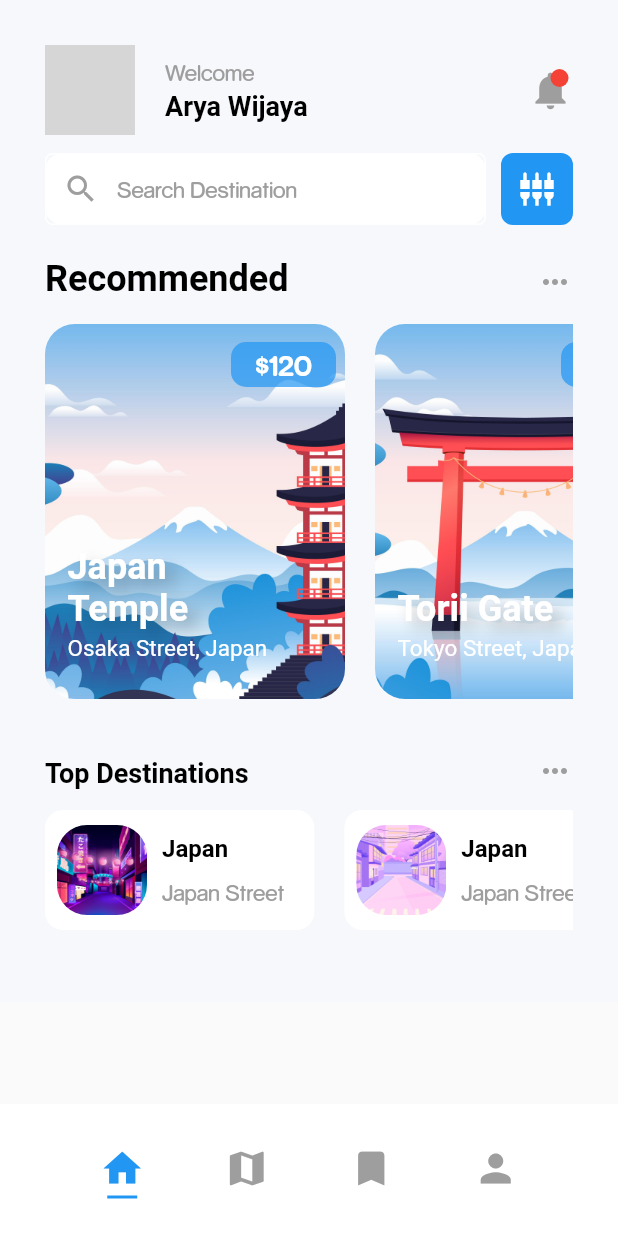
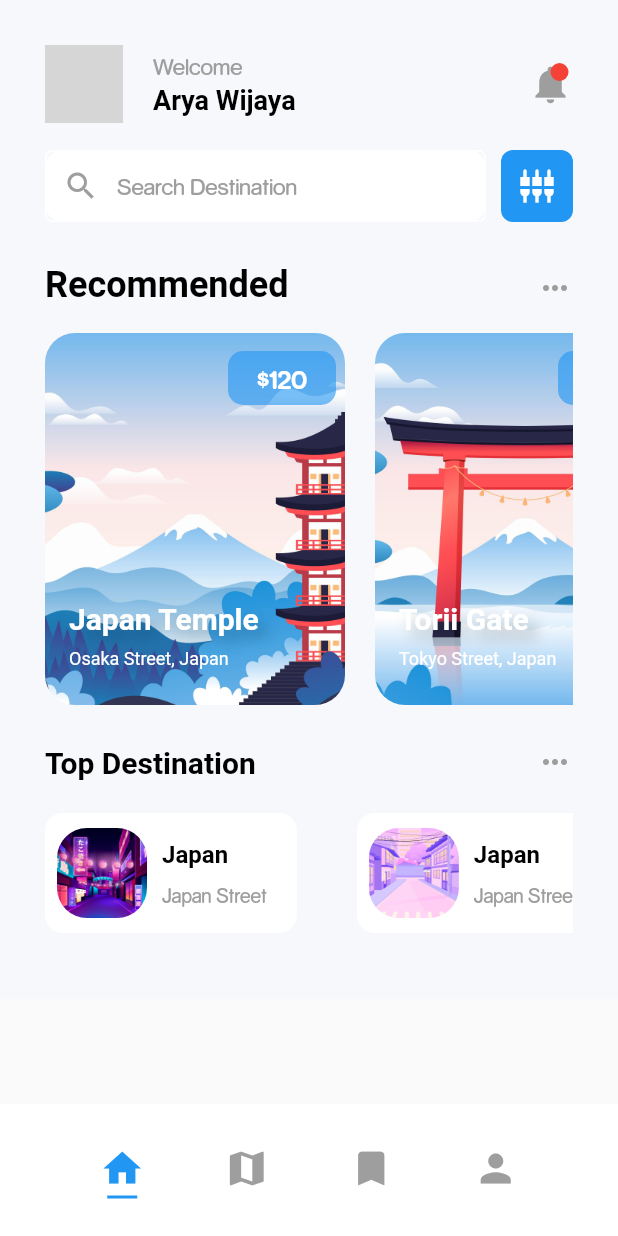
Before and after one commit to jsuarezruiz/flutter-travel-app-challenge, a Flutter app: the screen it shows after launch, on a phone screen of 412 x 824 dp. Run offline on Flutter 3.47's test engine with Material 2 defaults, Android fonts, the phone set to English and light mode, and no system bars; Roboto replaces fonts that are missing (RockoFLF Bold); grey boxes are pictures that could not be loaded.

Commit message:
Small refactorings

```diff
--- a/src/lib/screens/details.dart
+++ b/src/lib/screens/details.dart
@@ -36,7 +36,7 @@ class Details extends StatelessWidget {
             crossAxisAlignment: CrossAxisAlignment.stretch,
             children: [
               ClipRRect(
-                borderRadius: BorderRadius.circular(20),
+                borderRadius: BorderRadius.circular(30),
                 child: Image.asset(
                   destination.image,
                   height: 400,
@@ -288,7 +288,7 @@ class Details extends StatelessWidget {
 
   Widget buildBookWidget(BuildContext context) {
     return Padding(
-      padding: const EdgeInsets.only(top: 20.0),
+      padding: const EdgeInsets.only(top: 24.0),
       child: ConstrainedBox(
         constraints: BoxConstraints.tightFor(
           width: MediaQuery.of(context).size.width,
--- a/src/lib/screens/home.dart
+++ b/src/lib/screens/home.dart
@@ -41,9 +41,8 @@ class _HomeState extends State<Home> {
                 children: [
                   buildProfileWidget(),
                   buildSearchWidget(),
-                  buildRecommendedWidget(
-                      destinationService.recommendedDestinations),
-                  buildTopWidget(destinationService.topDestinations),
+                  buildRecommendedWidget(),
+                  buildTopWidget(),
                 ],
               ),
             ),
@@ -111,7 +110,7 @@ class _HomeState extends State<Home> {
       child: Row(
         children: [
           const CircleAvatar(
-            radius: 30,
+            radius: 26,
             backgroundImage: AssetImage('images/profile.png'),
           ),
           Expanded(
@@ -172,7 +171,7 @@ class _HomeState extends State<Home> {
 
   Widget buildSearchWidget() {
     return Padding(
-      padding: const EdgeInsets.symmetric(vertical: 6),
+      padding: const EdgeInsets.symmetric(vertical: 12),
       child: Row(
         children: [
           const Expanded(
@@ -200,13 +199,18 @@ class _HomeState extends State<Home> {
     );
   }
 
-  Widget buildRecommendedWidget(List<Destination> destinations) {
+  Widget buildRecommendedWidget() {
+    List<Destination> recommendedDestinations =
+        destinationService.recommendedDestinations;
+
     return Padding(
       padding: const EdgeInsets.only(top: 10, bottom: 10),
       child: Column(
         children: [
           Padding(
-              padding: const EdgeInsets.symmetric(vertical: 6.0),
+            padding: const EdgeInsets.symmetric(
+              vertical: 6.0,
+            ),
             child: Row(
               mainAxisAlignment: MainAxisAlignment.end,
               crossAxisAlignment: CrossAxisAlignment.end,
@@ -234,14 +238,17 @@ class _HomeState extends State<Home> {
               ],
             ),
           ),
-            SingleChildScrollView(
+          SizedBox(
+            height: 260.0,
+            child: Padding(
+              padding: const EdgeInsets.only(top: 12.0),
+              child: ListView.builder(
                 scrollDirection: Axis.horizontal,
-              child: Padding(
-                padding: const EdgeInsets.only(top: 10.0, bottom: 10),
-                child: Row(
-                  children: [
-                    for (Destination destination in destinations)
-                      GestureDetector(
+                itemCount: recommendedDestinations.length,
+                itemBuilder: (BuildContext context, int index) {
+                  final Destination destination =
+                      recommendedDestinations[index];
+                  return GestureDetector(
                     onTap: () {
                       Navigator.push(
                         context,
@@ -259,16 +266,18 @@ class _HomeState extends State<Home> {
                         destination: destination,
                       ),
                     ),
-                      ),
-                  ],
+                  );
+                },
               ),
             ),
           ),
         ],
-        ));
+      ),
+    );
   }
 
-  Widget buildTopWidget(List<Destination> destinations) {
+  Widget buildTopWidget() {
+    List<Destination> topDestinations = destinationService.topDestinations;
     return Padding(
         padding: const EdgeInsets.only(top: 10, bottom: 10),
         child: Column(
@@ -281,12 +290,12 @@ class _HomeState extends State<Home> {
                 children: const [
                   Expanded(
                     child: Text(
-                      'Top Destinations',
+                      'Top Destination',
                       style: TextStyle(
                         color: Colors.black,
                         fontFamily: 'RockoFLF Bold',
                         fontWeight: FontWeight.bold,
-                        fontSize: 18,
+                        fontSize: 20,
                       ),
                     ),
                   ),
@@ -302,14 +311,16 @@ class _HomeState extends State<Home> {
                 ],
               ),
             ),
-            SingleChildScrollView(
+            SizedBox(
+              height: 100.0,
+              child: Padding(
+                padding: const EdgeInsets.only(top: 12.0),
+                child: ListView.builder(
                   scrollDirection: Axis.horizontal,
-              child: Row(
-                children: [
-                  for (Destination destination in destinations)
-                    Padding(
-                      padding: const EdgeInsets.symmetric(vertical: 8.0),
-                      child: GestureDetector(
+                  itemCount: topDestinations.length,
+                  itemBuilder: (BuildContext context, int index) {
+                    final Destination destination = topDestinations[index];
+                    return GestureDetector(
                       onTap: () {
                         Navigator.push(
                           context,
@@ -319,12 +330,17 @@ class _HomeState extends State<Home> {
                           ),
                         );
                       },
+                      child: Padding(
+                        padding: const EdgeInsets.only(
+                          right: 20.0,
+                        ),
                         child: TopDestination(
                           destination: destination,
                         ),
                       ),
-                    )
-                ],
+                    );
+                  },
+                ),
               ),
             ),
           ],
--- a/src/lib/widgets/recommended_destination.dart
+++ b/src/lib/widgets/recommended_destination.dart
@@ -24,18 +24,18 @@ class RecommendedDestination extends StatelessWidget {
           right: 6,
           child: Container(
             decoration: BoxDecoration(
-              color: Colors.blue.withOpacity(0.7),
+              color: Colors.blue.withOpacity(0.6),
               borderRadius: BorderRadius.circular(10),
             ),
-            width: 70,
-            height: 30,
+            width: 72,
+            height: 36,
             child: Center(
               child: Text(
                 '\$' + destination.price.toStringAsFixed(0),
                 style: const TextStyle(
                   color: Colors.white,
                   fontFamily: 'RockoFLF',
-                  fontSize: 17,
+                  fontSize: 15,
                   fontWeight: FontWeight.bold,
                 ),
               ),
@@ -43,8 +43,8 @@ class RecommendedDestination extends StatelessWidget {
           ),
         ),
         Positioned(
-          bottom: 25,
-          left: 5,
+          bottom: 24,
+          left: 6,
           child: Padding(
             padding: const EdgeInsets.only(left: 10),
             child: Column(
@@ -59,7 +59,7 @@ class RecommendedDestination extends StatelessWidget {
                       color: Colors.white,
                       fontFamily: 'RockoFLF Bold',
                       fontWeight: FontWeight.bold,
-                      fontSize: 24,
+                      fontSize: 20,
                       shadows: [
                         Shadow(
                             color: Colors.black.withOpacity(0.25),
@@ -70,13 +70,13 @@ class RecommendedDestination extends StatelessWidget {
                   ),
                 ),
                 const SizedBox(
-                  height: 3,
+                  height: 8,
                 ),
                 Text(
                   destination.place,
                   style: const TextStyle(
                     color: Colors.white,
-                    fontSize: 15,
+                    fontSize: 12,
                   ),
                 ),
               ],
--- a/src/lib/widgets/top_destination.dart
+++ b/src/lib/widgets/top_destination.dart
@@ -57,6 +57,7 @@ class TopDestination extends StatelessWidget {
                         style: const TextStyle(
                           fontFamily: 'RockoFLF',
                           color: Colors.grey,
+                          fontSize: 12,
                         ),
                       ),
                     ],
```
Lines whose indentation alone changed are shown as unchanged.
